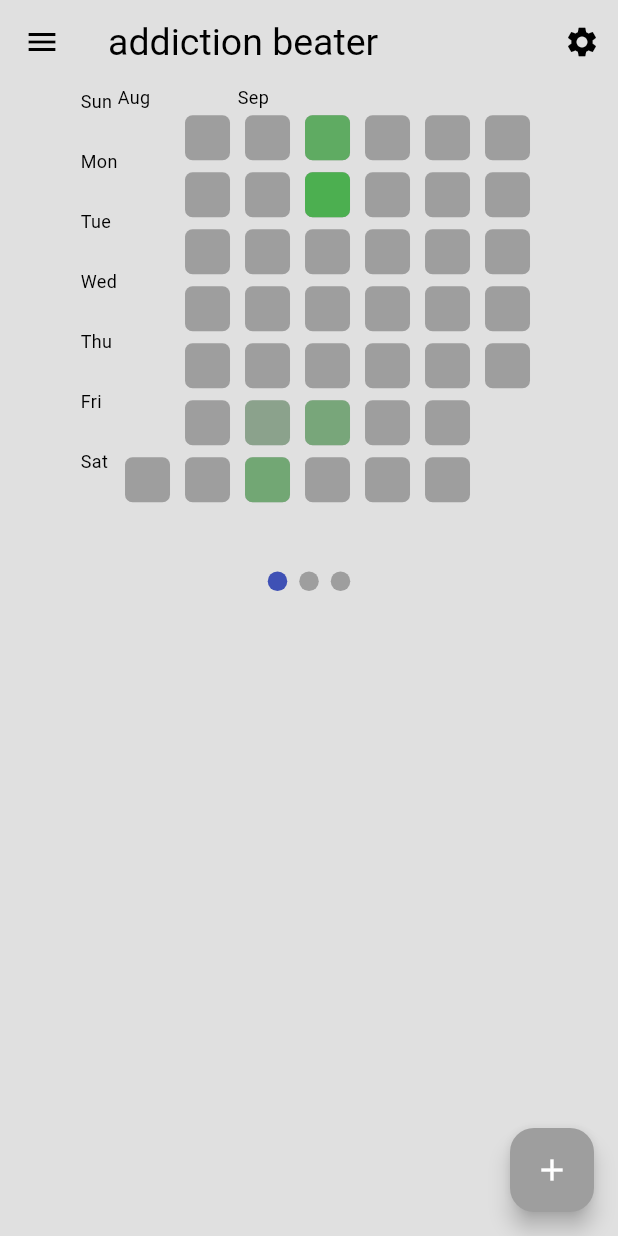
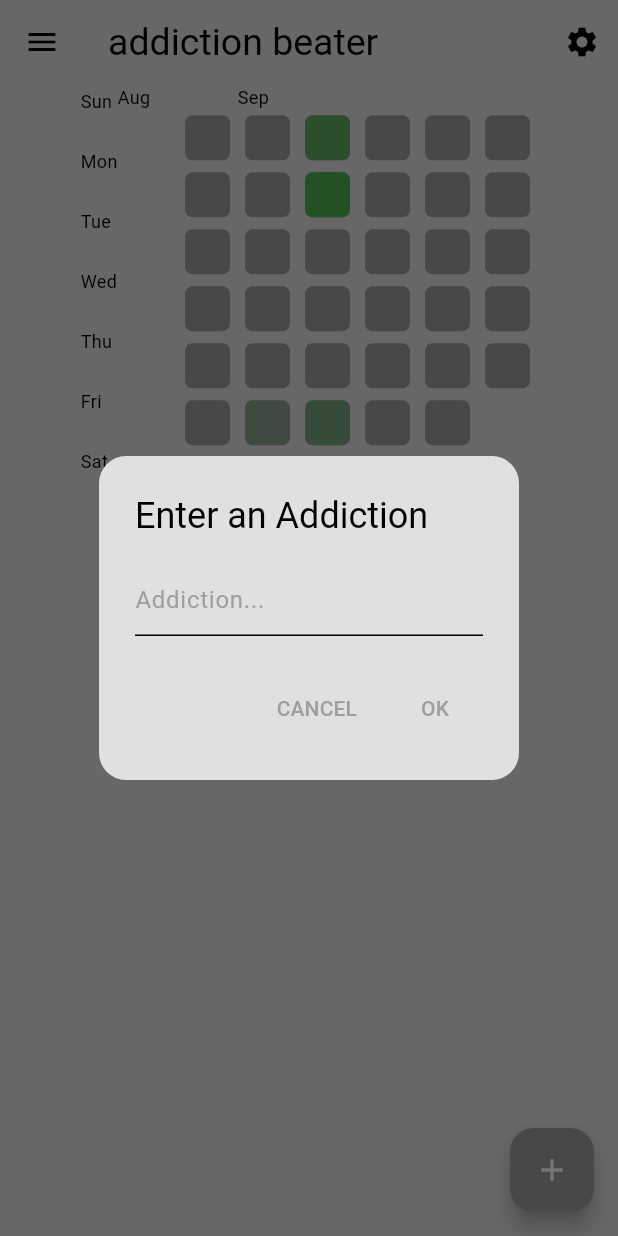
Before and after one commit to 1nsomnes/minimal_addiction_beater, a Flutter app: the HomePage screen opened directly, after a tap on the "add" icon, on a phone screen of 412 x 824 dp. Run offline on Flutter 3.47's test engine with Material 3 defaults, Android fonts, the phone set to English and light mode, and no system bars; drawn by our look-alikes of flutter_heatmap_calendar, smooth_page_indicator; our stand-ins replace shared_preferences; accounts and stored records are empty.

Commit message:
add input dialog for floating action button

```diff
--- /dev/null
+++ b/lib/components/popups/get_input_dialog.dart
@@ -0,0 +1,43 @@
+import 'package:flutter/material.dart';
+import 'package:minimal_addiciton_beater/theme/theme_provider.dart';
+import 'package:provider/provider.dart';
+
+class MyInputDialog extends StatelessWidget {
+  const MyInputDialog({
+    super.key,
+    required this.title,
+    required this.placeholder,
+  });
+
+  final String title;
+  final String placeholder;
+
+  @override
+  Widget build(BuildContext context) {
+    return AlertDialog(
+        shape: RoundedRectangleBorder(borderRadius: BorderRadius.circular(18)),
+        elevation: 16,
+        title: Text(title),
+        content: TextField(
+          decoration: InputDecoration(
+              hintText: placeholder,
+              hintStyle: TextStyle(
+                color: Colors.grey[500],
+              )),
+        ),
+        actions: <Widget>[
+          TextButton(
+            onPressed: () {
+              Navigator.of(context).pop();
+            },
+            child: const Text('CANCEL'),
+          ),
+          TextButton(
+            onPressed: () {
+              debugPrint("Ok pressed");
+            },
+            child: const Text('OK'),
+          ),
+        ]);
+  }
+}
--- a/lib/pages/home_page.dart
+++ b/lib/pages/home_page.dart
@@ -1,5 +1,6 @@
 import 'package:flutter/material.dart';
 import 'package:minimal_addiciton_beater/components/heatmap.dart';
+import 'package:minimal_addiciton_beater/components/popups/get_input_dialog.dart';
 import 'package:minimal_addiciton_beater/pages/settings_page.dart';
 import 'package:smooth_page_indicator/smooth_page_indicator.dart';
 
@@ -31,7 +32,14 @@ class HomePage extends StatelessWidget {
       ),
       drawer: const Drawer(),
       floatingActionButton: FloatingActionButton(
-        onPressed: () {},
+        onPressed: () {
+          showDialog(
+              context: context,
+              builder: (context) => const MyInputDialog(
+                    title: "Enter an Addiction",
+                    placeholder: "Addiction...",
+                  ));
+        },
         child: const Icon(Icons.add),
       ),
       body: Center(
```
